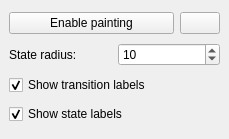
This is tools/ltsgraph-qt/glwidget.ui in gijskant/mcrl2-pmc as Qt 5 draws it before an edit. The edited form follows.
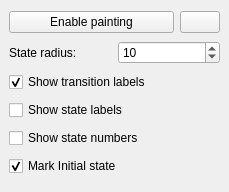
This is the edited form.

Commit message: (LTSGraph-qt) Fixed bugs in SpringLayout, improved information displayed, cleaned-up internal graph representation, implemented initial state marking, improved rendering, implemented XML import and export.

What changed in the file:
```diff
--- a/tools/ltsgraph-qt/glwidget.ui
+++ b/tools/ltsgraph-qt/glwidget.ui
@@ -7,7 +7,7 @@
     <x>0</x>
     <y>0</y>
     <width>229</width>
-    <height>139</height>
+    <height>192</height>
    </rect>
   </property>
   <property name="font">
@@ -98,6 +98,23 @@
      <widget class="QCheckBox" name="cbStateLabels">
       <property name="text">
        <string>Show state labels</string>
+      </property>
+      <property name="checked">
+       <bool>false</bool>
+      </property>
+     </widget>
+    </item>
+    <item>
+     <widget class="QCheckBox" name="cbStateNumbers">
+      <property name="text">
+       <string>Show state numbers</string>
+      </property>
+     </widget>
+    </item>
+    <item>
+     <widget class="QCheckBox" name="cbInitial">
+      <property name="text">
+       <string>Mark Initial state</string>
       </property>
       <property name="checked">
        <bool>true</bool>
```
The commit also changes 15 other files.
